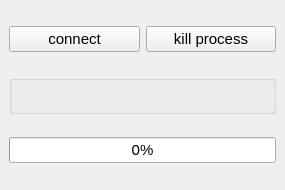
Above: QgsWpsDockWidget.ui from sourcepole/qgis-wps-client before the change. Below: the same form after it.
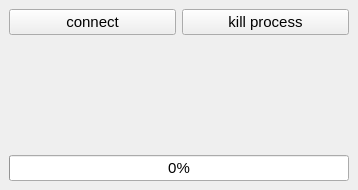
That is the form after the change.

Commit message: groupbox der statusmeldung durch label mit wordwrap ersetzt

Diff of the .ui file:
```diff
--- a/QgsWpsDockWidget.ui
+++ b/QgsWpsDockWidget.ui
@@ -6,7 +6,7 @@
    <rect>
     <x>0</x>
     <y>0</y>
-    <width>285</width>
+    <width>358</width>
     <height>190</height>
    </rect>
   </property>
@@ -74,22 +74,19 @@
      </layout>
     </item>
     <item row="1" column="0">
-     <widget class="QGroupBox" name="groupBox">
+     <widget class="QLabel" name="lblProcess">
       <property name="sizePolicy">
-       <sizepolicy hsizetype="Preferred" vsizetype="Fixed">
+       <sizepolicy hsizetype="Expanding" vsizetype="Preferred">
         <horstretch>0</horstretch>
-        <verstretch>30</verstretch>
+        <verstretch>0</verstretch>
        </sizepolicy>
       </property>
-      <property name="font">
-       <font>
-        <family>Sans Serif</family>
-        <pointsize>10</pointsize>
-       </font>
-      </property>
-      <property name="title">
+      <property name="text">
        <string/>
       </property>
+      <property name="wordWrap">
+       <bool>true</bool>
+      </property>
      </widget>
     </item>
     <item row="2" column="0">
```
